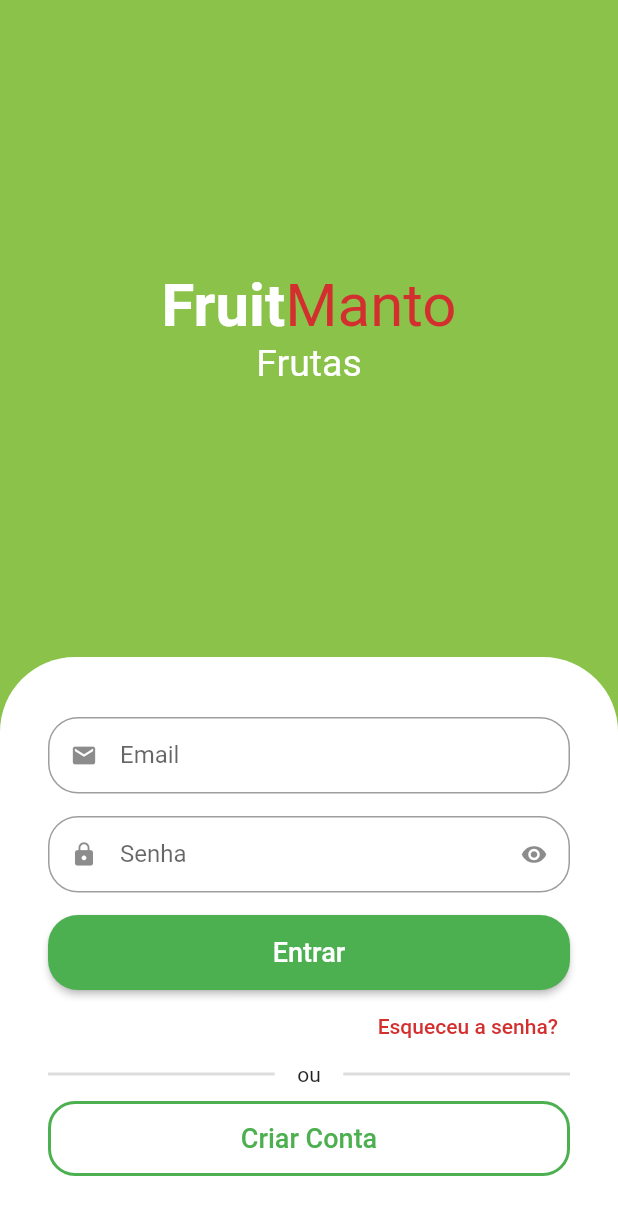
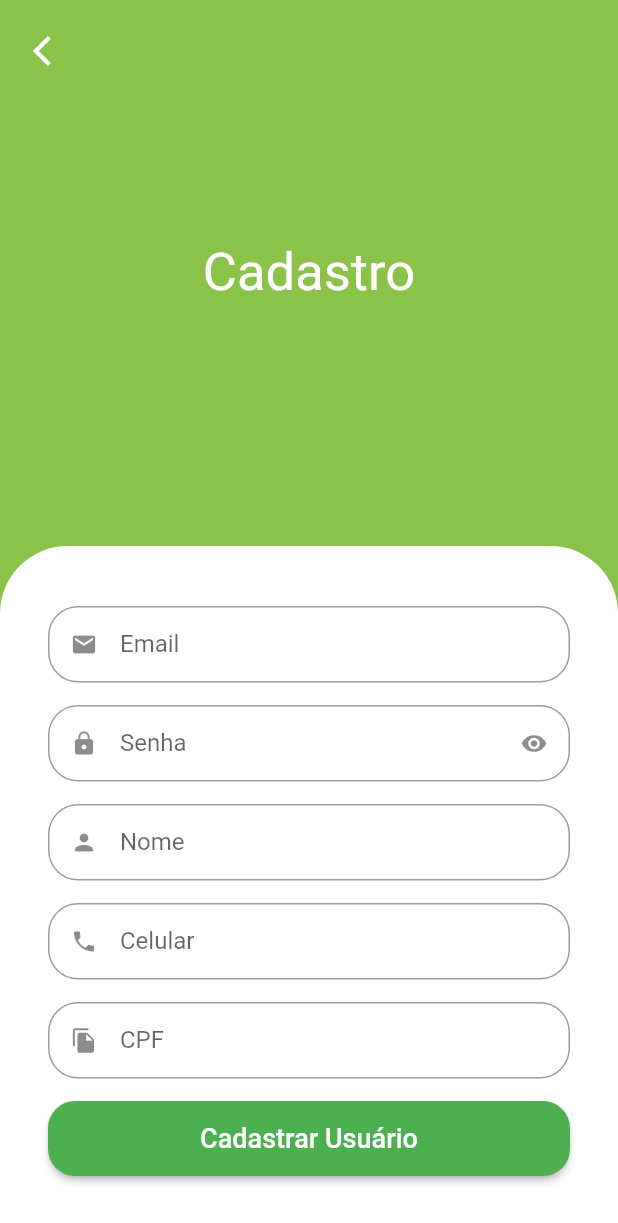
Before and after one commit to MantoDev97/QuitandaVirtual, a Flutter app: the screen it shows after launch, after a tap on "Criar Conta", on a phone screen of 412 x 824 dp. Shown: the top 1223 px of the screen. Run offline on Flutter 3.47's test engine with Material 2 defaults, Android fonts, the phone set to English and light mode, and no system bars; drawn by our look-alikes of animated_text_kit; our stand-ins replace mask_text_input_formatter.

Commit message:
Tela de Cadastro

```diff
--- a/lib/src/auth/compenets/custon_text_field.dart
+++ b/lib/src/auth/compenets/custon_text_field.dart
@@ -1,24 +1,25 @@
 import 'package:flutter/material.dart';
+import 'package:flutter/services.dart';
 
 class CustonTextField extends StatefulWidget {
   final IconData icon;
   final String label;
   final bool isSecret;
+  final List<TextInputFormatter>? inputFormatters;
 
-
-   const CustonTextField(
-      {Key? key,
+  const CustonTextField({
+    Key? key,
     required this.icon,
     required this.label,
-      this.isSecret = false})
-      : super(key: key);
+    this.isSecret = false,
+    this.inputFormatters,
+  }) : super(key: key);
 
   @override
   State<CustonTextField> createState() => _CustonTextFieldState();
 }
 
 class _CustonTextFieldState extends State<CustonTextField> {
-
   bool isObscure = false;
 
   @override
@@ -29,23 +30,26 @@ class _CustonTextFieldState extends State<CustonTextField> {
     isObscure = widget.isSecret;
   }
 
-
   @override
   Widget build(BuildContext context) {
     return Padding(
       padding: const EdgeInsets.only(bottom: 15),
       child: TextFormField(
+        inputFormatters: widget.inputFormatters,
         obscureText: isObscure,
         decoration: InputDecoration(
           prefixIcon: Icon(widget.icon),
-          suffixIcon: widget.isSecret ? IconButton(
+          suffixIcon: widget.isSecret
+              ? IconButton(
                   onPressed: () {
                     setState(() {
                       isObscure = !isObscure;
                     });
                   },
-            icon: Icon(isObscure ? Icons.visibility : Icons.visibility_off),
-          ): null,
+                  icon:
+                      Icon(isObscure ? Icons.visibility : Icons.visibility_off),
+                )
+              : null,
           labelText: widget.label,
           isDense: true,
           border: OutlineInputBorder(
--- /dev/null
+++ b/lib/src/auth/config/sing_up_screen.dart
@@ -0,0 +1,138 @@
+import 'package:flutter/material.dart';
+import 'package:greengrocer/src/auth/compenets/custon_text_field.dart';
+import 'package:greengrocer/src/auth/config/custom_colors.dart';
+import 'package:mask_text_input_formatter/mask_text_input_formatter.dart';
+
+class SingUpScreen extends StatelessWidget {
+  SingUpScreen({Key? key}) : super(key: key);
+
+  final cpfFormatter = MaskTextInputFormatter(
+    mask: "###.###.###-##",
+    filter: {'#': RegExp(r'[0-9]')},
+  );
+
+  final phoneFormatter = MaskTextInputFormatter(
+    mask: "## # ####-####",
+    filter: {'#': RegExp(r'[0-9]')},
+  );
+
+  @override
+  Widget build(BuildContext context) {
+    final size = MediaQuery.of(context).size;
+
+    return Scaffold(
+      backgroundColor: CustomColors.CustomSwathColor,
+      body: SingleChildScrollView(
+        child: SizedBox(
+          height: size.height,
+          width: size.width,
+          child: Stack(
+            children: [
+              Column(
+                children: [
+                  const Expanded(
+                    child: Center(
+                      child: Text(
+                        'Cadastro',
+                        style: TextStyle(
+                          color: Colors.white,
+                          fontSize: 35,
+                        ),
+                      ),
+                    ),
+                  ),
+                  //Formulario
+
+                  Container(
+                    padding: const EdgeInsets.symmetric(
+                      horizontal: 32,
+                      vertical: 40,
+                    ),
+                    decoration: const BoxDecoration(
+                      color: Colors.white,
+                      borderRadius: BorderRadius.vertical(
+                        top: Radius.circular(45),
+                      ),
+                    ),
+                    child: Column(
+                      crossAxisAlignment: CrossAxisAlignment.stretch,
+                      children: [
+                        //email
+                        const CustonTextField(
+                          icon: Icons.email,
+                          label: 'Email',
+                        ),
+
+                        //senha
+                        const CustonTextField(
+                          icon: Icons.lock,
+                          label: 'Senha',
+                          isSecret: true,
+                        ),
+
+                        //Nome
+                        const CustonTextField(
+                          icon: Icons.person,
+                          label: 'Nome',
+                        ),
+
+                        //Celular
+                         CustonTextField(
+                          icon: Icons.phone,
+                          label: 'Celular',
+                          inputFormatters: [phoneFormatter],
+                        ),
+
+                        //CPF
+                         CustonTextField(
+                          icon: Icons.file_copy,
+                          label: 'CPF',
+                          inputFormatters: [cpfFormatter],
+                        ),
+
+                        //botão cadastrar usuario
+                        SizedBox(
+                          height: 50,
+                          child: ElevatedButton(
+                              style: ElevatedButton.styleFrom(
+                                shape: RoundedRectangleBorder(
+                                  borderRadius: BorderRadius.circular(18),
+                                ),
+                              ),
+                              onPressed: () {},
+                              child: const Text(
+                                'Cadastrar Usuário',
+                                style: TextStyle(
+                                  fontSize: 18,
+                                ),
+                              )),
+                        )
+                      ],
+                    ),
+                  ),
+                ],
+              ),
+
+              //botão voltar
+              Positioned(
+                top: 10,
+                left: 10,
+                child: SafeArea(
+                  child: IconButton(
+                    onPressed: () {
+                      Navigator.of(context).pop();
+                    },
+                    icon: const Icon(
+                      Icons.arrow_back_ios,
+                      color: Colors.white,
+                    ),
+                  ),
+                ),
+              ),
+            ],
+          ),
+        ),
+      ),
+    );
+  }
+}
--- a/lib/src/auth/sign_in_screen.dart
+++ b/lib/src/auth/sign_in_screen.dart
@@ -1,5 +1,6 @@
 import 'package:animated_text_kit/animated_text_kit.dart';
 import 'package:flutter/material.dart';
+import 'package:greengrocer/src/auth/config/sing_up_screen.dart';
 
 import 'compenets/custon_text_field.dart';
 import 'config/custom_colors.dart';
@@ -9,7 +10,6 @@ class SignInScreen extends StatelessWidget {
 
   @override
   Widget build(BuildContext context) {
-
     final size = MediaQuery.of(context).size;
 
     return Scaffold(
@@ -20,8 +20,9 @@ class SignInScreen extends StatelessWidget {
           child: Column(
             children: [
               Expanded(
-                child:
-                    Column(mainAxisAlignment: MainAxisAlignment.center, children: [
+                child: Column(
+                    mainAxisAlignment: MainAxisAlignment.center,
+                    children: [
                       //NOME DO APP
                       Text.rich(
                         TextSpan(
@@ -78,7 +79,8 @@ class SignInScreen extends StatelessWidget {
                 ),
                 decoration: const BoxDecoration(
                     color: Colors.white,
-                    borderRadius: BorderRadius.vertical(top: Radius.circular(50))),
+                    borderRadius:
+                        BorderRadius.vertical(top: Radius.circular(50))),
                 child: Column(
                     crossAxisAlignment: CrossAxisAlignment.stretch,
                     children: [
@@ -117,9 +119,10 @@ class SignInScreen extends StatelessWidget {
                         alignment: Alignment.centerRight,
                         child: TextButton(
                           onPressed: () {},
-                          child:  Text(
+                          child: Text(
                             'Esqueceu a senha?',
-                            style: TextStyle(color: CustomColors.CustomContrastColors),
+                            style: TextStyle(
+                                color: CustomColors.CustomContrastColors),
                           ),
                         ),
                       ),
@@ -162,7 +165,12 @@ class SignInScreen extends StatelessWidget {
                                 color: Colors.green,
                               ),
                             ),
-                            onPressed: () {},
+                            onPressed: () {
+                              Navigator.of(context)
+                                  .push(MaterialPageRoute(builder: (c) {
+                                return SingUpScreen();
+                              }));
+                            },
                             child: const Text(
                               'Criar Conta',
                               style: TextStyle(
--- a/pubspec.yaml
+++ b/pubspec.yaml
@@ -36,6 +36,8 @@ dependencies:
   cupertino_icons: ^1.0.2
 
   animated_text_kit: ^4.2.2
+
+  mask_text_input_formatter: ^2.4.0
 
 dev_dependencies:
   flutter_test:
```
Also changed, not shown: pubspec.lock. Lines whose indentation alone changed are shown as unchanged.
